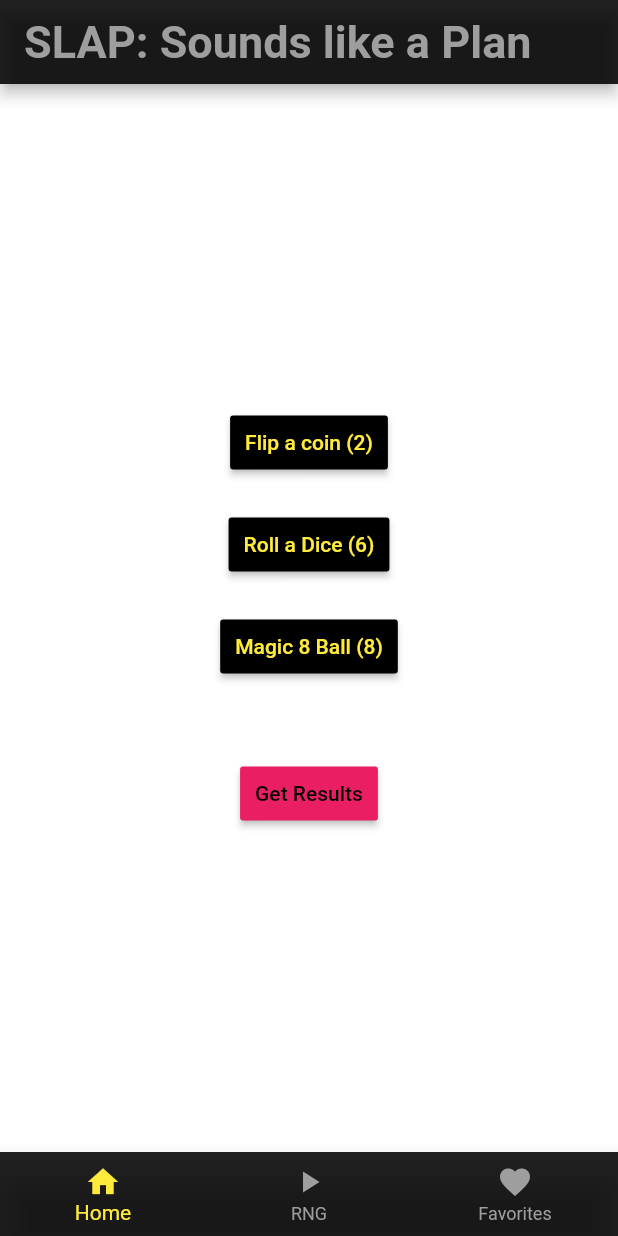
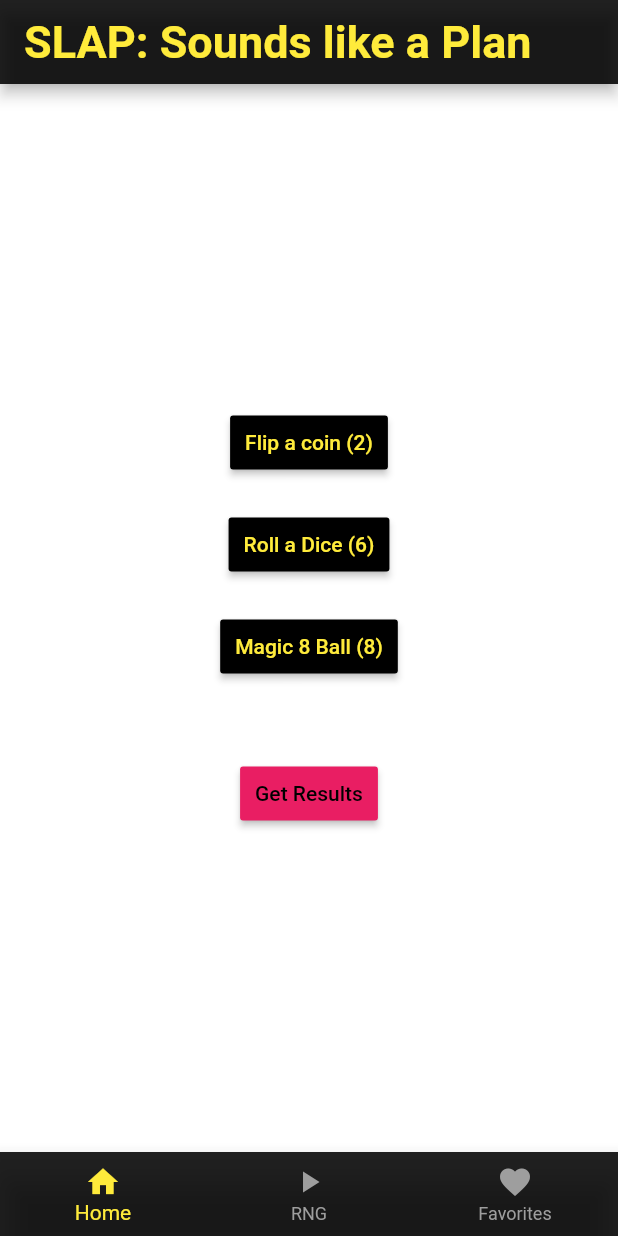
Before and after one commit to dmmargo/slap, a Flutter app: the screen it shows after launch, on a phone screen of 412 x 824 dp. Run offline on Flutter 3.47's test engine with Material 2 defaults, Android fonts, the phone set to English and light mode, and no system bars.

Commit message:
making it look prettier

```diff
--- a/lib/home_widget.dart
+++ b/lib/home_widget.dart
@@ -29,7 +29,7 @@ class HomePageState extends State<HomePage> {
       appBar: AppBar(
         title: Text('SLAP: Sounds like a Plan',
             style: TextStyle(
-              color: Colors.grey,
+              color: Colors.yellow,
               fontWeight: FontWeight.bold,
               fontSize: 30,
             )),
```
